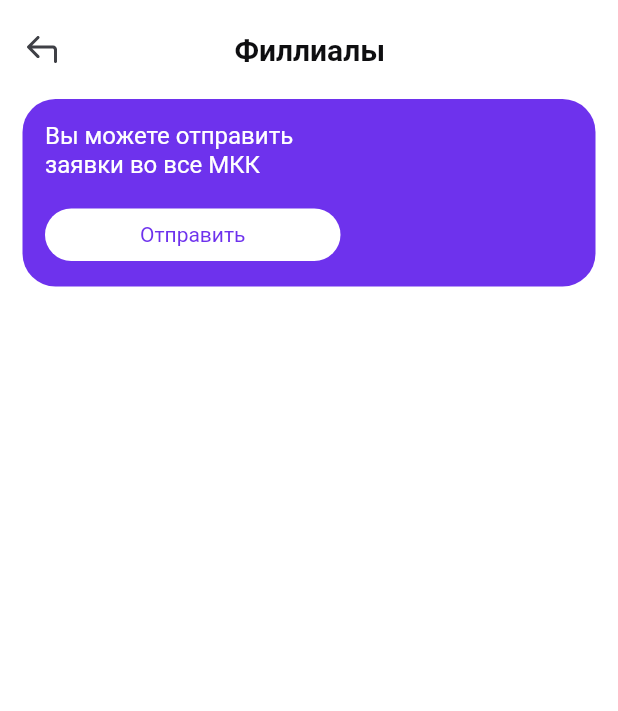
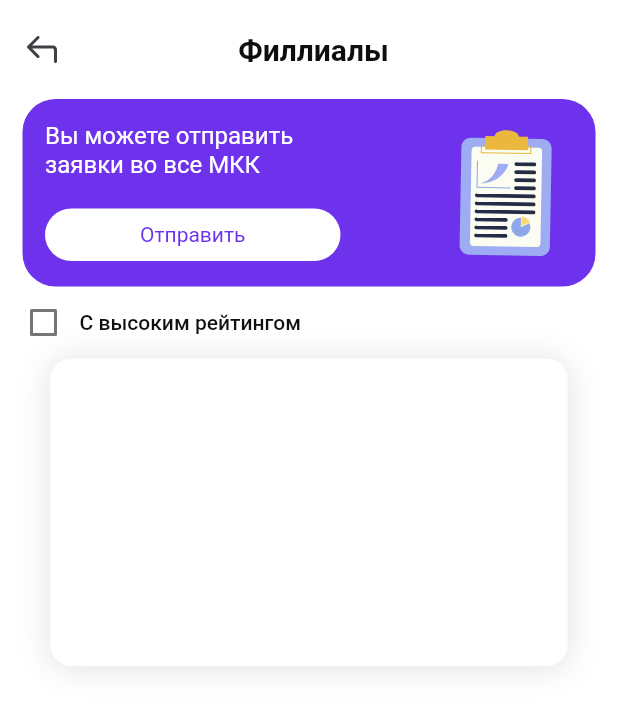
Before and after one commit to amirmuradov/login_ui_for_job, a Flutter app: the FilialsPage screen opened directly, on a phone screen of 412 x 824 dp. Shown: the top 711 px of the screen. Run offline on Flutter 3.47's test engine with Material 2 defaults, Android fonts, the phone set to English and light mode, and no system bars; our stand-ins replace flutter_svg, percent_indicator.

Commit message:
created updated

```diff
--- a/lib/pages/filials_page.dart
+++ b/lib/pages/filials_page.dart
@@ -2,16 +2,18 @@ import 'package:flutter/cupertino.dart';
 import 'package:flutter/material.dart';
 import 'package:flutter_svg/flutter_svg.dart';
 import 'package:login_ui_for_job/pages/main_page.dart';
+import 'package:login_ui_for_job/widgets/credit_cart.dart';
 import 'package:login_ui_for_job/widgets/custom_button.dart';
 
 class FilialsPage extends StatefulWidget {
-  const FilialsPage({super.key});
+  const FilialsPage({Key? key}) : super(key: key);
 
   @override
   State<FilialsPage> createState() => _FilialsPageState();
 }
 
 class _FilialsPageState extends State<FilialsPage> {
+  bool? isChecked = false;
   @override
   Widget build(BuildContext context) {
     return Scaffold(
@@ -47,7 +49,7 @@ class _FilialsPageState extends State<FilialsPage> {
                       ),
                       child: Center(
                         child: Text(
-                          "Филлиалы ",
+                          "Филлиалы",
                           style:
                               Theme.of(context).textTheme.bodyMedium!.copyWith(
                                     fontWeight: FontWeight.w600,
@@ -64,7 +66,9 @@ class _FilialsPageState extends State<FilialsPage> {
               ),
               Padding(
                 padding: const EdgeInsets.symmetric(horizontal: 15),
-                child: Container(
+                child: Stack(
+                  children: [
+                    Container(
                       padding: const EdgeInsets.only(
                         top: 15,
                         left: 15,
@@ -109,14 +113,49 @@ class _FilialsPageState extends State<FilialsPage> {
                                       color: Theme.of(context).primaryColor,
                                     ),
                             textColor: Theme.of(context).primaryColor,
-                        accentColor: Theme.of(context).scaffoldBackgroundColor,
+                            accentColor:
+                                Theme.of(context).scaffoldBackgroundColor,
                             height: 35,
                             width: 120,
                           ),
                         ],
                       ),
                     ),
+                    Positioned(
+                      bottom: 10,
+                      right: 15,
+                      child: SvgPicture.asset(
+                        'assets/test.svg',
                       ),
+                    ),
+                  ],
+                ),
+              ),
+              Row(
+                children: [
+                  Padding(
+                    padding: const EdgeInsets.only(left: 5),
+                    child: Checkbox(
+                      value: isChecked,
+                      onChanged: (newBool) {
+                        setState(() {
+                          isChecked = newBool;
+                        });
+                      },
+                      tristate: true,
+                      activeColor: Theme.of(context).primaryColor,
+                    ),
+                  ),
+                  Text(
+                    "С высоким рейтингом",
+                    style: Theme.of(context).textTheme.bodySmall!.copyWith(
+                          fontSize: 14,
+                          fontWeight: FontWeight.w500,
+                        ),
+                  ),
+                ],
+              ),
+              CreditCart()
             ],
           ),
         ),
--- /dev/null
+++ b/lib/widgets/credit_cart.dart
@@ -0,0 +1,37 @@
+import 'package:flutter/material.dart';
+
+class CreditCart extends StatefulWidget {
+  const CreditCart({
+    super.key,
+    this.width = 345,
+    this.borderRadius = const BorderRadius.all(
+      Radius.circular(14),
+    ),
+    this.height = 205,
+  });
+  final double? height;
+  final double? width;
+  final BorderRadius borderRadius;
+  @override
+  State<CreditCart> createState() => _CreditCartState();
+}
+
+class _CreditCartState extends State<CreditCart> {
+  @override
+  Widget build(BuildContext context) {
+    return Container(
+      height: widget.height,
+      width: widget.width,
+      decoration: BoxDecoration(
+          borderRadius: widget.borderRadius,
+          color: Theme.of(context).scaffoldBackgroundColor,
+          boxShadow: [
+            BoxShadow(
+              blurRadius: 18,
+              offset: const Offset(0, 1),
+              color: Colors.grey.shade300.withOpacity(1),
+            )
+          ]),
+    );
+  }
+}
```
Lines whose indentation alone changed are shown as unchanged.
